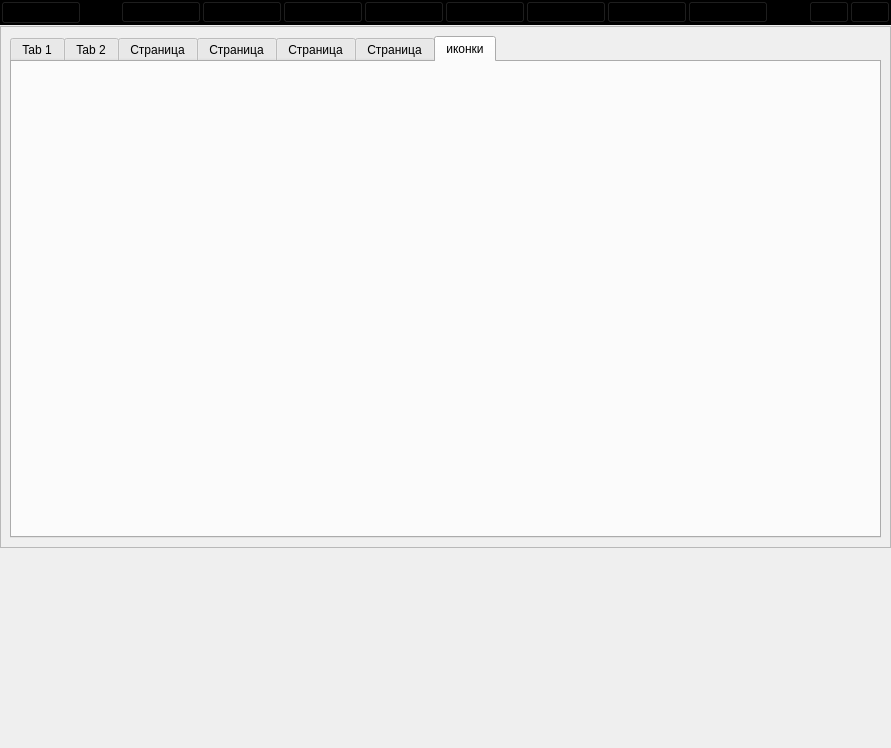
NOMAD1992/qtmenu, file mainwindow.ui: the form before one commit.
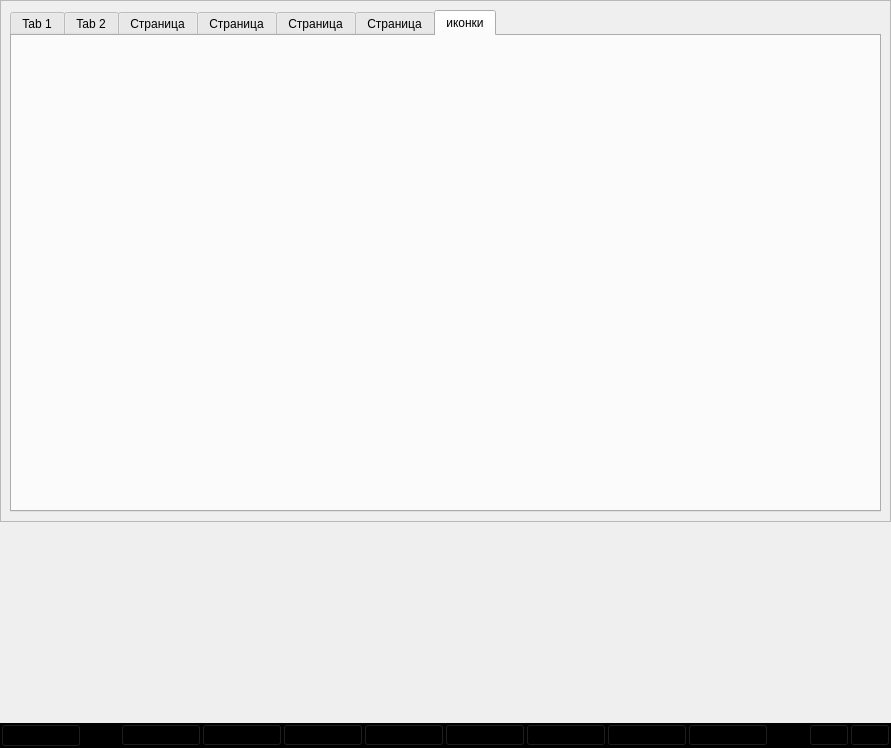
The form after the commit. Icons and pictures are not drawn.

The edit to the form file:
```diff
--- a/mainwindow.ui
+++ b/mainwindow.ui
@@ -14,7 +14,7 @@
    <string>MainWindow</string>
   </property>
   <widget class="QWidget" name="centralwidget">
-   <layout class="QVBoxLayout" name="verticalLayout" stretch="0,1,0">
+   <layout class="QVBoxLayout" name="verticalLayout" stretch="1,0,0">
     <property name="spacing">
      <number>1</number>
     </property>
@@ -30,143 +30,6 @@
     <property name="bottomMargin">
      <number>0</number>
     </property>
-    <item>
-     <widget class="QFrame" name="fMenuBar">
-      <property name="styleSheet">
-       <string notr="true">background-color: rgb(0, 0, 0);</string>
-      </property>
-      <property name="frameShape">
-       <enum>QFrame::StyledPanel</enum>
-      </property>
-      <property name="frameShadow">
-       <enum>QFrame::Raised</enum>
-      </property>
-      <layout class="QHBoxLayout" name="m_menuBarLayout">
-       <property name="spacing">
-        <number>1</number>
-       </property>
-       <property name="leftMargin">
-        <number>0</number>
-       </property>
-       <property name="topMargin">
-        <number>0</number>
-       </property>
-       <property name="rightMargin">
-        <number>0</number>
-       </property>
-       <property name="bottomMargin">
-        <number>0</number>
-       </property>
-       <item>
-        <widget class="QPushButton" name="pbMenu">
-         <property name="text">
-          <string>☰</string>
-         </property>
-        </widget>
-       </item>
-       <item>
-        <spacer name="horizontalSpacer_10">
-         <property name="orientation">
-          <enum>Qt::Horizontal</enum>
-         </property>
-         <property name="sizeHint" stdset="0">
-          <size>
-           <width>40</width>
-           <height>20</height>
-          </size>
-         </property>
-        </spacer>
-       </item>
-       <item>
-        <widget class="QPushButton" name="pushButton_31">
-         <property name="text">
-          <string>F1</string>
-         </property>
-        </widget>
-       </item>
-       <item>
-        <widget class="QPushButton" name="pushButton_30">
-         <property name="text">
-          <string>F2</string>
-         </property>
-        </widget>
-       </item>
-       <item>
-        <widget class="QPushButton" name="pushButton_29">
-         <property name="text">
-          <string>F3</string>
-         </property>
-        </widget>
-       </item>
-       <item>
-        <widget class="QPushButton" name="pushButton_28">
-         <property name="text">
-          <string>F4</string>
-         </property>
-        </widget>
-       </item>
-       <item>
-        <widget class="QPushButton" name="pushButton_27">
-         <property name="text">
-          <string>F5</string>
-         </property>
-        </widget>
-       </item>
-       <item>
-        <widget class="QPushButton" name="pushButton_32">
-         <property name="text">
-          <string>F6</string>
-         </property>
-        </widget>
-       </item>
-       <item>
-        <widget class="QPushButton" name="pushButton_33">
-         <property name="text">
-          <string>F7</string>
-         </property>
-        </widget>
-       </item>
-       <item>
-        <widget class="QPushButton" name="pushButton_34">
-         <property name="text">
-          <string>F8</string>
-         </property>
-        </widget>
-       </item>
-       <item>
-        <spacer name="horizontalSpacer_9">
-         <property name="orientation">
-          <enum>Qt::Horizontal</enum>
-         </property>
-         <property name="sizeHint" stdset="0">
-          <size>
-           <width>40</width>
-           <height>20</height>
-          </size>
-         </property>
-        </spacer>
-       </item>
-       <item>
-        <widget class="QPushButton" name="pbRollup">
-         <property name="text">
-          <string/>
-         </property>
-        </widget>
-       </item>
-       <item>
-        <widget class="QPushButton" name="pbWhatThis">
-         <property name="text">
-          <string/>
-         </property>
-         <property name="icon">
-          <iconset theme="system-help">
-           <normaloff>.</normaloff>.</iconset>
-         </property>
-        </widget>
-       </item>
-      </layout>
-     </widget>
-    </item>
     <item>
      <widget class="QFrame" name="fWorkArea">
       <property name="frameShape">
@@ -632,6 +495,143 @@
       </property>
      </spacer>
     </item>
+    <item>
+     <widget class="QFrame" name="fMenuBar">
+      <property name="styleSheet">
+       <string notr="true">background-color: rgb(0, 0, 0);</string>
+      </property>
+      <property name="frameShape">
+       <enum>QFrame::StyledPanel</enum>
+      </property>
+      <property name="frameShadow">
+       <enum>QFrame::Raised</enum>
+      </property>
+      <layout class="QHBoxLayout" name="m_menuBarLayout">
+       <property name="spacing">
+        <number>1</number>
+       </property>
+       <property name="leftMargin">
+        <number>0</number>
+       </property>
+       <property name="topMargin">
+        <number>0</number>
+       </property>
+       <property name="rightMargin">
+        <number>0</number>
+       </property>
+       <property name="bottomMargin">
+        <number>0</number>
+       </property>
+       <item>
+        <widget class="QPushButton" name="pbMenu">
+         <property name="text">
+          <string>☰</string>
+         </property>
+        </widget>
+       </item>
+       <item>
+        <spacer name="horizontalSpacer_10">
+         <property name="orientation">
+          <enum>Qt::Horizontal</enum>
+         </property>
+         <property name="sizeHint" stdset="0">
+          <size>
+           <width>40</width>
+           <height>20</height>
+          </size>
+         </property>
+        </spacer>
+       </item>
+       <item>
+        <widget class="QPushButton" name="pushButton_31">
+         <property name="text">
+          <string>F1</string>
+         </property>
+        </widget>
+       </item>
+       <item>
+        <widget class="QPushButton" name="pushButton_30">
+         <property name="text">
+          <string>F2</string>
+         </property>
+        </widget>
+       </item>
+       <item>
+        <widget class="QPushButton" name="pushButton_29">
+         <property name="text">
+          <string>F3</string>
+         </property>
+        </widget>
+       </item>
+       <item>
+        <widget class="QPushButton" name="pushButton_28">
+         <property name="text">
+          <string>F4</string>
+         </property>
+        </widget>
+       </item>
+       <item>
+        <widget class="QPushButton" name="pushButton_27">
+         <property name="text">
+          <string>F5</string>
+         </property>
+        </widget>
+       </item>
+       <item>
+        <widget class="QPushButton" name="pushButton_32">
+         <property name="text">
+          <string>F6</string>
+         </property>
+        </widget>
+       </item>
+       <item>
+        <widget class="QPushButton" name="pushButton_33">
+         <property name="text">
+          <string>F7</string>
+         </property>
+        </widget>
+       </item>
+       <item>
+        <widget class="QPushButton" name="pushButton_34">
+         <property name="text">
+          <string>F8</string>
+         </property>
+        </widget>
+       </item>
+       <item>
+        <spacer name="horizontalSpacer_9">
+         <property name="orientation">
+          <enum>Qt::Horizontal</enum>
+         </property>
+         <property name="sizeHint" stdset="0">
+          <size>
+           <width>40</width>
+           <height>20</height>
+          </size>
+         </property>
+        </spacer>
+       </item>
+       <item>
+        <widget class="QPushButton" name="pbRollup">
+         <property name="text">
+          <string/>
+         </property>
+        </widget>
+       </item>
+       <item>
+        <widget class="QPushButton" name="pbWhatThis">
+         <property name="text">
+          <string/>
+         </property>
+         <property name="icon">
+          <iconset theme="system-help">
+           <normaloff>.</normaloff>.</iconset>
+         </property>
+        </widget>
+       </item>
+      </layout>
+     </widget>
+    </item>
    </layout>
   </widget>
  </widget>
```
